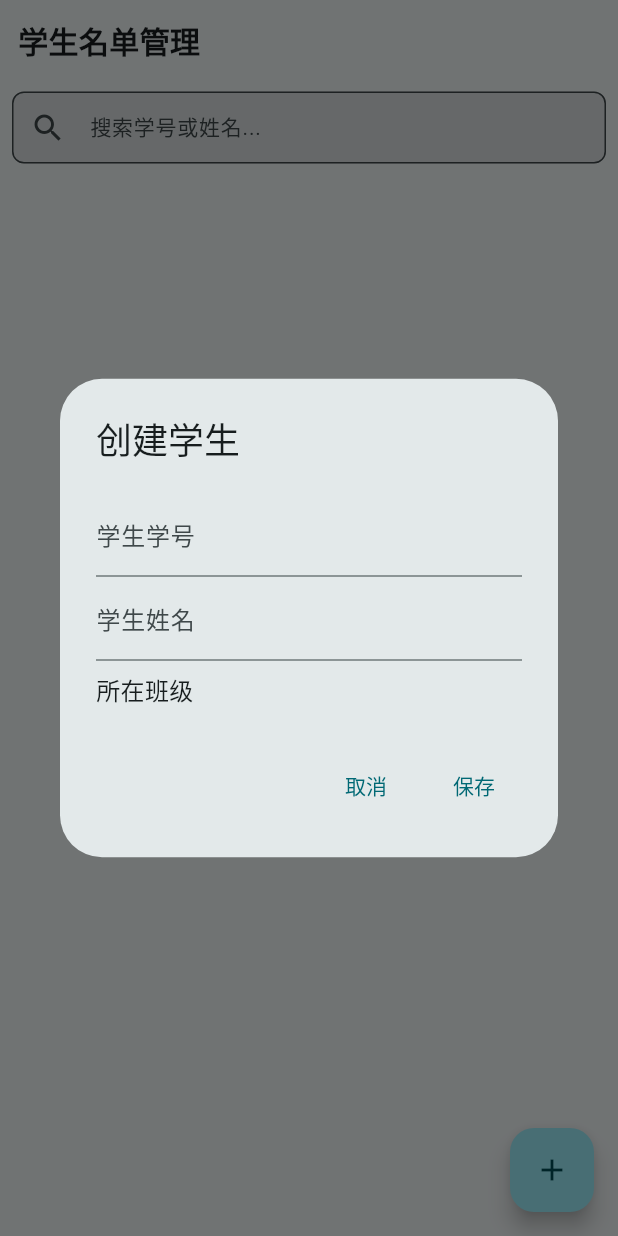
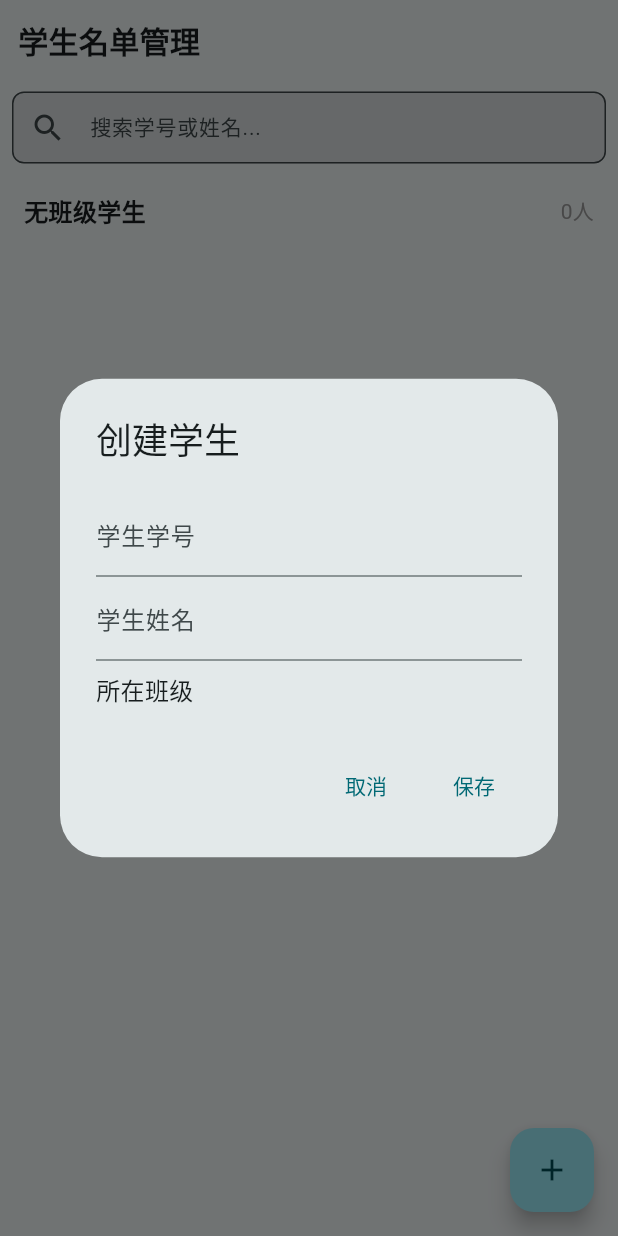
Before and after one commit to ieeningnwq/rollcaller, a Flutter app: the StudentPage screen opened directly, after a tap on the "add" icon, on a phone screen of 412 x 824 dp. Run offline on Flutter 3.47's test engine with Material 3 defaults, Android fonts, the phone set to English and light mode, and no system bars; drawn by our look-alikes of pull_to_refresh; our stand-ins replace flutter_screenutil, font_awesome_flutter, sqflite; accounts and stored records are empty.

Commit message:
学生列表显示所有班级

```diff
--- a/lib/pages/student.dart
+++ b/lib/pages/student.dart
@@ -61,28 +61,7 @@ class _StudentPageState extends State<StudentPage> {
               ),
             ),
             // 搜索栏
-            Padding(
-              padding: const EdgeInsets.all(8),
-              child: TextField(
-                controller: _searchController,
-                decoration: InputDecoration(
-                  prefixIcon: const Icon(Icons.search),
-                  hintText: '搜索学号或姓名...',
-                  hintStyle: TextStyle(fontSize: 14),
-                  border: OutlineInputBorder(
-                    borderRadius: BorderRadius.circular(8),
-                  ),
-                  focusedBorder: OutlineInputBorder(
-                    borderRadius: BorderRadius.circular(8),
-                  ),
-                  contentPadding: const EdgeInsets.symmetric(
-                    horizontal: 6,
-                    vertical: 4,
-                  ),
-                  filled: true,
-                ),
-              ),
-            ),
+            _searchWidget(),
             // 学生列表
             Expanded(
               child: Consumer<ClassGroupsProvider>(
@@ -630,14 +609,26 @@ class _StudentPageState extends State<StudentPage> {
       var students = await studentDao.getAllStudentsByClassName(
         classModel.className,
       );
-      var allStudents = await studentDao.getAllStudents();
-      log('allStudents: $allStudents');
       StudentClassGroup classGroup = StudentClassGroup(
         studentClass: classModel,
         students: students.map((e) => StudentModel.fromMap(e)).toList(),
       );
       classGroups.add(classGroup);
     }
+    // 查询有的学生没有班级
+    var allStudents = await studentDao.getAllStudentsWithoutClassName();
+    var studentClass=StudentClassModel(
+          className: '无班级学生',
+          studentQuantity: allStudents.length,
+          teacherName: '',
+          notes: '',
+          classQuantity: allStudents.length, created: DateTime.now(),);
+    studentClass.id=-1;
+    StudentClassGroup classGroup = StudentClassGroup(
+        studentClass: studentClass,
+        students: allStudents.map((e) => StudentModel.fromMap(e)).toList(),
+      );
+      classGroups.add(classGroup);
     return classGroups;
   }
 
@@ -645,6 +636,7 @@ class _StudentPageState extends State<StudentPage> {
   dispose() {
     studentNumberController.dispose();
     studentNameController.dispose();
+    _searchController.dispose();
     super.dispose();
   }
 
@@ -672,4 +664,27 @@ class _StudentPageState extends State<StudentPage> {
     // 加载完成
     _refreshController.loadComplete();
   }
+
+  Padding _searchWidget() =>Padding(
+              padding: const EdgeInsets.all(8),
+              child: TextField(
+                controller: _searchController,
+                decoration: InputDecoration(
+                  prefixIcon: const Icon(Icons.search),
+                  hintText: '搜索学号或姓名...',
+                  hintStyle: TextStyle(fontSize: 14),
+                  border: OutlineInputBorder(
+                    borderRadius: BorderRadius.circular(8),
+                  ),
+                  focusedBorder: OutlineInputBorder(
+                    borderRadius: BorderRadius.circular(8),
+                  ),
+                  contentPadding: const EdgeInsets.symmetric(
+                    horizontal: 6,
+                    vertical: 4,
+                  ),
+                  filled: true,
+                ),
+              ),
+            );
 }
--- a/lib/providers/class_groups_provider.dart
+++ b/lib/providers/class_groups_provider.dart
@@ -54,7 +54,6 @@ class ClassGroupsProvider with ChangeNotifier {
           students.add(student);
         }
       }
-      if (students.isNotEmpty) {
         StudentClassGroup newGroup = StudentClassGroup(
           studentClass: group.studentClass,
           students: students,
@@ -63,8 +62,6 @@ class ClassGroupsProvider with ChangeNotifier {
         _filterClassGroups.putIfAbsent(classId, () => newGroup);
       }
     }
-    log(filterClassGroups.toString());
-  }
 
   void changeFilterClassGroups(String filter) {
     _filterClassGroups.clear();
--- a/lib/utils/student_dao.dart
+++ b/lib/utils/student_dao.dart
@@ -38,6 +38,14 @@ class StudentDao {
     );
   }
 
+  Future<List<Map<String, dynamic>>> getAllStudentsWithoutClassName() async {
+    final db = await dbHelper.database;
+    return await db.query(
+      tableName,
+      where: 'class_name IS NULL OR class_name = ""',
+    );
+  }
+
   Future<bool> isStudentNumberExist(String studentNumber) async {
     final db = await dbHelper.database;
     var response = await db.query(
```
